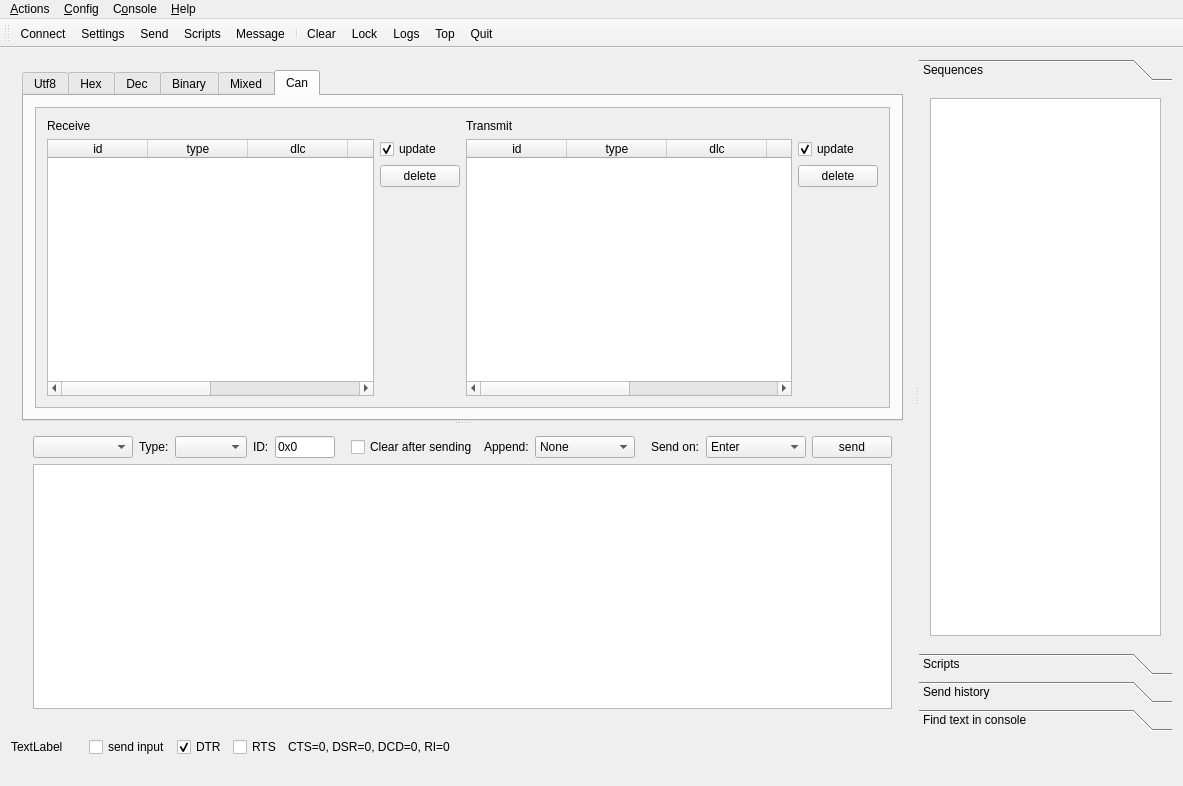
First picture: the form in ScriptCommunicator/mainwindow.ui, repository szieke/ScriptCommunicator_serial-terminal, before the edit.
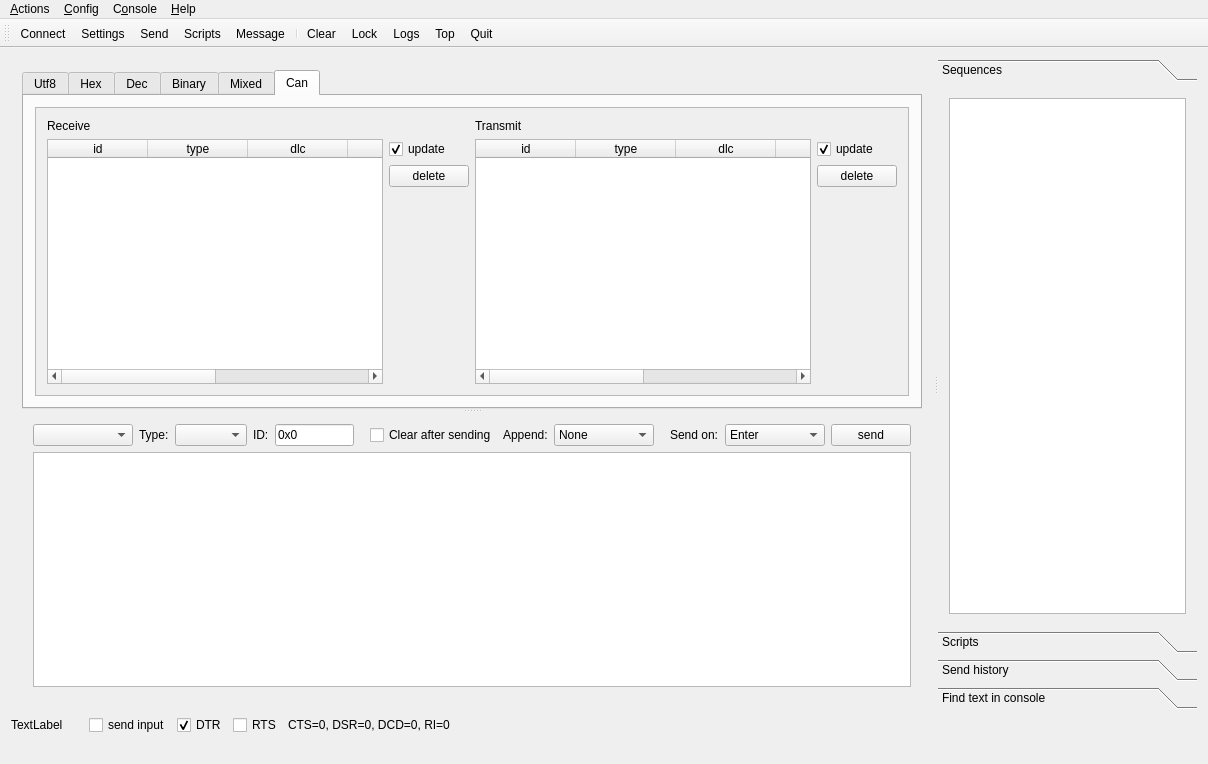
Second picture: the form after the edit. The open tabs and pages were chosen to show the change. Icons and pictures are not drawn. Custom widgets are drawn as their Qt base class.

```diff
--- a/ScriptCommunicator/mainwindow.ui
+++ b/ScriptCommunicator/mainwindow.ui
@@ -6,8 +6,8 @@
    <rect>
     <x>0</x>
     <y>0</y>
-    <width>1183</width>
-    <height>786</height>
+    <width>1208</width>
+    <height>764</height>
    </rect>
   </property>
   <property name="sizePolicy">
@@ -784,7 +784,7 @@
                   <x>0</x>
                   <y>0</y>
                   <width>936</width>
-                  <height>306</height>
+                  <height>294</height>
                  </rect>
                 </property>
                 <layout class="QGridLayout" name="gridLayout_3">
@@ -1198,8 +1198,8 @@
          <rect>
           <x>0</x>
           <y>0</y>
-          <width>188</width>
-          <height>517</height>
+          <width>213</width>
+          <height>495</height>
          </rect>
         </property>
         <attribute name="label">
@@ -1835,7 +1835,7 @@
     <rect>
      <x>0</x>
      <y>0</y>
-     <width>1183</width>
+     <width>1208</width>
      <height>26</height>
     </rect>
    </property>
```
Left out of the diff: 8 changed lines with no effect on the pictures.
